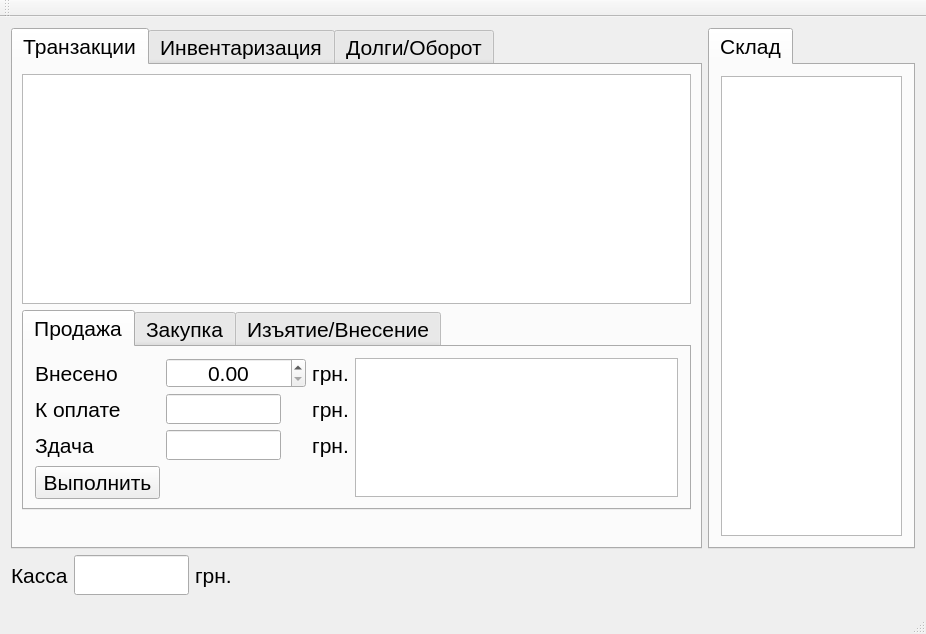
Above: bar/bar.ui from SergMaruda/bar before the change. Below: the same form after it.
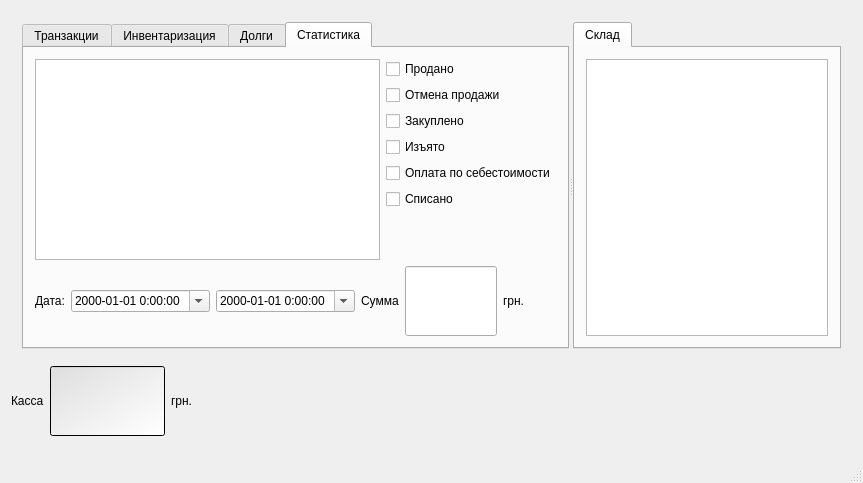
That is the form after the change. The open tabs and pages were chosen to show the change. Icons and pictures are not drawn. Custom widgets are drawn as their Qt base class.

Commit message: -DB updated with icons -

Diff of the .ui file:
```diff
--- a/bar/bar.ui
+++ b/bar/bar.ui
@@ -6,15 +6,10 @@
    <rect>
     <x>0</x>
     <y>0</y>
-    <width>926</width>
-    <height>634</height>
+    <width>863</width>
+    <height>483</height>
    </rect>
   </property>
-  <property name="font">
-   <font>
-    <pointsize>16</pointsize>
-   </font>
-  </property>
   <property name="windowTitle">
    <string>Система управления финансами Бара &quot;OverTime&quot; v2.0 (c) 2014</string>
   </property>
@@ -22,24 +17,32 @@
    <iconset>
     <normaloff>Resources/favicon.ico</normaloff>Resources/favicon.ico</iconset>
   </property>
+  <property name="styleSheet">
+   <string notr="true">icon-size: 64px 64px;</string>
+  </property>
   <widget class="QWidget" name="centralWidget">
-   <layout class="QGridLayout" name="gridLayout_5">
-    <item row="0" column="0">
+   <property name="sizePolicy">
+    <sizepolicy hsizetype="Preferred" vsizetype="Preferred">
+     <horstretch>0</horstretch>
+     <verstretch>0</verstretch>
+    </sizepolicy>
+   </property>
+   <layout class="QVBoxLayout" name="verticalLayout_3" stretch="1,0">
+    <item>
+     <widget class="QWidget" name="widget_3" native="true">
+      <layout class="QHBoxLayout" name="horizontalLayout_9">
+       <item>
+        <widget class="QSplitter" name="splitter">
+         <property name="orientation">
+          <enum>Qt::Horizontal</enum>
+         </property>
      <widget class="QTabWidget" name="tabWidgetMain">
       <property name="minimumSize">
        <size>
-        <width>0</width>
-        <height>500</height>
-       </size>
-      </property>
-      <property name="font">
-       <font>
-        <pointsize>16</pointsize>
-       </font>
-      </property>
-      <property name="styleSheet">
-       <string notr="true"/>
-      </property>
+            <width>20</width>
+            <height>20</height>
+           </size>
+          </property>
       <property name="currentIndex">
        <number>2</number>
       </property>
@@ -62,11 +65,6 @@
         </property>
         <item>
          <widget class="QTableView" name="tableViewTransactions">
-          <property name="font">
-           <font>
-            <pointsize>16</pointsize>
-           </font>
-          </property>
           <property name="styleSheet">
            <string notr="true">selection-background-color: qlineargradient(x1: 0, y1: 0, x2: 0.5, y2: 0.5,
                                  stop: 0 rgb(255, 159, 25), stop: 1 green);
@@ -99,8 +97,8 @@
           </property>
           <property name="minimumSize">
            <size>
-            <width>0</width>
-            <height>0</height>
+                <width>20</width>
+                <height>20</height>
            </size>
           </property>
           <property name="maximumSize">
@@ -125,14 +123,6 @@
                 <height>16777215</height>
                </size>
               </property>
-              <property name="font">
-               <font>
-                <pointsize>16</pointsize>
-               </font>
-              </property>
-              <property name="styleSheet">
-               <string notr="true">border-color: rgb(255, 190, 98);</string>
-              </property>
               <property name="alignment">
                <set>Qt::AlignCenter</set>
               </property>
@@ -168,11 +158,6 @@
                 <height>16777215</height>
                </size>
               </property>
-              <property name="font">
-               <font>
-                <pointsize>16</pointsize>
-               </font>
-              </property>
               <property name="text">
                <string>К оплате</string>
               </property>
@@ -192,11 +177,6 @@
                 <height>16777215</height>
                </size>
               </property>
-              <property name="font">
-               <font>
-                <pointsize>16</pointsize>
-               </font>
-              </property>
               <property name="text">
                <string>Внесено</string>
               </property>
@@ -206,8 +186,8 @@
              <widget class="QDoubleSpinBox" name="doubleSpinBoxCustomerCash">
               <property name="minimumSize">
                <size>
-                <width>140</width>
-                <height>0</height>
+                    <width>20</width>
+                    <height>20</height>
                </size>
               </property>
               <property name="maximumSize">
@@ -216,11 +196,6 @@
                 <height>16777215</height>
                </size>
               </property>
-              <property name="font">
-               <font>
-                <pointsize>16</pointsize>
-               </font>
-              </property>
               <property name="alignment">
                <set>Qt::AlignCenter</set>
               </property>
@@ -243,11 +218,6 @@
                 <height>16777215</height>
                </size>
               </property>
-              <property name="font">
-               <font>
-                <pointsize>16</pointsize>
-               </font>
-              </property>
               <property name="text">
                <string>Здача</string>
               </property>
@@ -267,11 +237,6 @@
                 <height>16777215</height>
                </size>
               </property>
-              <property name="font">
-               <font>
-                <pointsize>16</pointsize>
-               </font>
-              </property>
               <property name="text">
                <string>Выполнить</string>
               </property>
@@ -285,11 +250,6 @@
                 <height>16777215</height>
                </size>
               </property>
-              <property name="font">
-               <font>
-                <pointsize>16</pointsize>
-               </font>
-              </property>
               <property name="alignment">
                <set>Qt::AlignCenter</set>
               </property>
@@ -300,11 +260,6 @@
             </item>
             <item row="1" column="2">
              <widget class="QLabel" name="label_8">
-              <property name="font">
-               <font>
-                <pointsize>16</pointsize>
-               </font>
-              </property>
               <property name="text">
                <string>грн.</string>
               </property>
@@ -315,11 +270,6 @@
             </item>
             <item row="2" column="2">
              <widget class="QLabel" name="label_9">
-              <property name="font">
-               <font>
-                <pointsize>16</pointsize>
-               </font>
-              </property>
               <property name="text">
                <string>грн.</string>
               </property>
@@ -330,11 +280,6 @@
             </item>
             <item row="3" column="2">
              <widget class="QLabel" name="label_10">
-              <property name="font">
-               <font>
-                <pointsize>16</pointsize>
-               </font>
-              </property>
               <property name="text">
                <string>грн.</string>
               </property>
@@ -783,7 +728,7 @@
       </widget>
       <widget class="QWidget" name="tab_5">
        <attribute name="title">
-        <string>Долги/Оборот</string>
+            <string>Долги</string>
        </attribute>
        <layout class="QHBoxLayout" name="horizontalLayout_6">
         <item>
@@ -835,55 +780,64 @@
           </layout>
          </widget>
         </item>
+           </layout>
+          </widget>
+          <widget class="QWidget" name="tab_6">
+           <attribute name="title">
+            <string>Статистика</string>
+           </attribute>
+           <layout class="QVBoxLayout" name="verticalLayout_6">
         <item>
-         <widget class="QGroupBox" name="groupBox_4">
-          <property name="title">
-           <string>Оборот</string>
-          </property>
-          <layout class="QVBoxLayout" name="verticalLayout_3">
+             <layout class="QHBoxLayout" name="horizontalLayout_7">
+              <item>
+               <widget class="QTableView" name="tableViewStatistic"/>
+              </item>
+              <item>
+               <layout class="QVBoxLayout" name="verticalLayout_5">
+                <item>
+                 <widget class="QCheckBox" name="checkBoxSold">
+                  <property name="text">
+                   <string>Продано</string>
+                  </property>
+                 </widget>
+                </item>
            <item>
-            <widget class="QLabel" name="label_16">
+                 <widget class="QCheckBox" name="checkBoxCancelOrder">
              <property name="text">
-              <string>Начало</string>
+                   <string>Отмена продажи</string>
              </property>
             </widget>
            </item>
            <item>
-            <widget class="QDateTimeEdit" name="dateTimeEditBegin">
-             <property name="displayFormat">
-              <string>yyyy-MM-dd H:mm:ss</string>
-             </property>
-             <property name="calendarPopup">
-              <bool>true</bool>
-             </property>
+                 <widget class="QCheckBox" name="checkBoxBought">
+                  <property name="text">
+                   <string>Закуплено</string>
+                  </property>
             </widget>
            </item>
            <item>
-            <widget class="QLabel" name="label_17">
+                 <widget class="QCheckBox" name="checkBoxWithDraw">
              <property name="text">
-              <string>Конец</string>
+                   <string>Изъято</string>
              </property>
             </widget>
            </item>
            <item>
-            <widget class="QDateTimeEdit" name="dateTimeEditEnd">
-             <property name="displayFormat">
-              <string>yyyy-MM-dd H:mm:ss</string>
-             </property>
-             <property name="calendarPopup">
-              <bool>true</bool>
-             </property>
+                 <widget class="QCheckBox" name="checkBoxCost">
+                  <property name="text">
+                   <string>Оплата по себестоимости</string>
+                  </property>
             </widget>
            </item>
            <item>
-            <widget class="QLineEdit" name="lineEditTotal">
-             <property name="readOnly">
-              <bool>true</bool>
+                 <widget class="QCheckBox" name="checkBoxWrittenOff">
+                  <property name="text">
+                   <string>Списано</string>
              </property>
             </widget>
            </item>
            <item>
-            <spacer name="verticalSpacer_3">
+                 <spacer name="verticalSpacer_4">
              <property name="orientation">
               <enum>Qt::Vertical</enum>
              </property>
@@ -896,28 +850,87 @@
             </spacer>
            </item>
           </layout>
-         </widget>
-        </item>
-       </layout>
-      </widget>
-     </widget>
-    </item>
-    <item row="0" column="1">
+              </item>
+             </layout>
+            </item>
+            <item>
+             <layout class="QHBoxLayout" name="horizontalLayout_8">
+              <item>
+               <widget class="QLabel" name="label_19">
+                <property name="text">
+                 <string>Дата:</string>
+                </property>
+               </widget>
+              </item>
+              <item>
+               <widget class="QDateTimeEdit" name="dateTimeEditStatFrom">
+                <property name="displayFormat">
+                 <string>yyyy-MM-dd H:mm:ss</string>
+                </property>
+                <property name="calendarPopup">
+                 <bool>true</bool>
+                </property>
+               </widget>
+              </item>
+              <item>
+               <widget class="QDateTimeEdit" name="dateTimeEditStatTo">
+                <property name="displayFormat">
+                 <string>yyyy-MM-dd H:mm:ss</string>
+                </property>
+                <property name="calendarPopup">
+                 <bool>true</bool>
+                </property>
+               </widget>
+              </item>
+              <item>
+               <widget class="QLabel" name="label_18">
+                <property name="text">
+                 <string>Сумма</string>
+                </property>
+               </widget>
+              </item>
+              <item>
+               <widget class="QLineEdit" name="lineEditStatSum">
+                <property name="maximumSize">
+                 <size>
+                  <width>100</width>
+                  <height>16777215</height>
+                 </size>
+                </property>
+               </widget>
+              </item>
+              <item>
+               <widget class="QLabel" name="label_20">
+                <property name="text">
+                 <string>грн.</string>
+                </property>
+               </widget>
+              </item>
+              <item>
+               <spacer name="horizontalSpacer_6">
+                <property name="orientation">
+                 <enum>Qt::Horizontal</enum>
+                </property>
+                <property name="sizeHint" stdset="0">
+                 <size>
+                  <width>40</width>
+                  <height>20</height>
+                 </size>
+                </property>
+               </spacer>
+              </item>
+             </layout>
+            </item>
+           </layout>
+          </widget>
+         </widget>
      <widget class="QTabWidget" name="tabWidget">
       <property name="maximumSize">
        <size>
-        <width>630</width>
+            <width>16777215</width>
         <height>16777215</height>
        </size>
       </property>
-      <property name="font">
-       <font>
-        <pointsize>16</pointsize>
-       </font>
-      </property>
-      <property name="styleSheet">
-       <string notr="true">font: 16pt &quot;MS Shell Dlg 2&quot;;</string>
-      </property>
       <property name="currentIndex">
        <number>0</number>
       </property>
@@ -930,25 +943,16 @@
          <widget class="QTableView" name="tableViewGood">
           <property name="minimumSize">
            <size>
-            <width>0</width>
-            <height>0</height>
+                <width>20</width>
+                <height>20</height>
            </size>
           </property>
           <property name="maximumSize">
            <size>
-            <width>600</width>
+                <width>16777215</width>
             <height>16777215</height>
            </size>
           </property>
-          <property name="font">
-           <font>
-            <family>MS Shell Dlg 2</family>
-            <pointsize>16</pointsize>
-            <weight>50</weight>
-            <italic>false</italic>
-            <bold>false</bold>
-           </font>
-          </property>
           <property name="mouseTracking">
            <bool>true</bool>
           </property>
@@ -972,9 +976,16 @@
        </layout>
       </widget>
      </widget>
-    </item>
-    <item row="1" column="0">
-     <layout class="QHBoxLayout" name="horizontalLayout">
+        </widget>
+       </item>
+      </layout>
+     </widget>
+    </item>
+    <item>
+     <layout class="QHBoxLayout" name="horizontalLayout" stretch="0,4,0,4">
+      <property name="sizeConstraint">
+       <enum>QLayout::SetDefaultConstraint</enum>
+      </property>
       <property name="rightMargin">
        <number>6</number>
       </property>
@@ -983,11 +994,6 @@
       </property>
       <item>
        <widget class="QLabel" name="label_4">
-        <property name="font">
-         <font>
-          <pointsize>16</pointsize>
-         </font>
-        </property>
         <property name="text">
          <string>Касса</string>
         </property>
@@ -995,10 +1001,16 @@
       </item>
       <item>
        <widget class="QLineEdit" name="lineEditCash">
+        <property name="sizePolicy">
+         <sizepolicy hsizetype="Expanding" vsizetype="Expanding">
+          <horstretch>0</horstretch>
+          <verstretch>0</verstretch>
+         </sizepolicy>
+        </property>
         <property name="minimumSize">
          <size>
           <width>0</width>
-          <height>40</height>
+          <height>0</height>
          </size>
         </property>
         <property name="maximumSize">
@@ -1019,6 +1031,26 @@
              </color>
             </brush>
            </colorrole>
+           <colorrole role="Button">
+            <brush brushstyle="LinearGradientPattern">
+             <gradient startx="0.000000000000000" starty="0.000000000000000" endx="1.000000000000000" endy="1.000000000000000" type="LinearGradient" spread="PadSpread" coordinatemode="ObjectBoundingMode">
+              <gradientstop position="0.000000000000000">
+               <color alpha="255">
+                <red>222</red>
+                <green>222</green>
+                <blue>222</blue>
+               </color>
+              </gradientstop>
+              <gradientstop position="1.000000000000000">
+               <color alpha="255">
+                <red>255</red>
+                <green>255</green>
+                <blue>255</blue>
+               </color>
+              </gradientstop>
+             </gradient>
+            </brush>
+           </colorrole>
            <colorrole role="Text">
             <brush brushstyle="SolidPattern">
              <color alpha="255">
@@ -1037,6 +1069,64 @@
              </color>
             </brush>
            </colorrole>
+           <colorrole role="Base">
+            <brush brushstyle="LinearGradientPattern">
+             <gradient startx="0.000000000000000" starty="0.000000000000000" endx="1.000000000000000" endy="1.000000000000000" type="LinearGradient" spread="PadSpread" coordinatemode="ObjectBoundingMode">
+              <gradientstop position="0.000000000000000">
+               <color alpha="255">
+                <red>222</red>
+                <green>222</green>
+                <blue>222</blue>
+               </color>
+              </gradientstop>
+              <gradientstop position="1.000000000000000">
+               <color alpha="255">
+                <red>255</red>
+                <green>255</green>
+                <blue>255</blue>
+               </color>
+              </gradientstop>
+             </gradient>
+            </brush>
+           </colorrole>
+           <colorrole role="Window">
+            <brush brushstyle="LinearGradientPattern">
+             <gradient startx="0.000000000000000" starty="0.000000000000000" endx="1.000000000000000" endy="1.000000000000000" type="LinearGradient" spread="PadSpread" coordinatemode="ObjectBoundingMode">
+              <gradientstop position="0.000000000000000">
+               <color alpha="255">
+                <red>222</red>
+                <green>222</green>
+                <blue>222</blue>
+               </color>
+              </gradientstop>
+              <gradientstop position="1.000000000000000">
+               <color alpha="255">
+                <red>255</red>
+                <green>255</green>
+                <blue>255</blue>
+               </color>
+              </gradientstop>
+             </gradient>
+            </brush>
+           </colorrole>
+           <colorrole role="Highlight">
+            <brush brushstyle="SolidPattern">
+             <color alpha="255">
+              <red>162</red>
+              <green>162</green>
+              <blue>162</blue>
+             </color>
+            </brush>
+           </colorrole>
+           <colorrole role="HighlightedText">
+            <brush brushstyle="SolidPattern">
+             <color alpha="255">
+              <red>0</red>
+              <green>0</green>
+              <blue>0</blue>
+             </color>
+            </brush>
+           </colorrole>
           </active>
           <inactive>
            <colorrole role="WindowText">
@@ -1048,6 +1138,26 @@
              </color>
             </brush>
            </colorrole>
+           <colorrole role="Button">
+            <brush brushstyle="LinearGradientPattern">
+             <gradient startx="0.000000000000000" starty="0.000000000000000" endx="1.000000000000000" endy="1.000000000000000" type="LinearGradient" spread="PadSpread" coordinatemode="ObjectBoundingMode">
+              <gradientstop position="0.000000000000000">
+               <color alpha="255">
+                <red>222</red>
+                <green>222</green>
+                <blue>222</blue>
+               </color>
+              </gradientstop>
+              <gradientstop position="1.000000000000000">
+               <color alpha="255">
+                <red>255</red>
+                <green>255</green>
+                <blue>255</blue>
+               </color>
+              </gradientstop>
+             </gradient>
+            </brush>
+           </colorrole>
            <colorrole role="Text">
             <brush brushstyle="SolidPattern">
              <color alpha="255">
@@ -1066,6 +1176,64 @@
              </color>
             </brush>
            </colorrole>
+           <colorrole role="Base">
+            <brush brushstyle="LinearGradientPattern">
+             <gradient startx="0.000000000000000" starty="0.000000000000000" endx="1.000000000000000" endy="1.000000000000000" type="LinearGradient" spread="PadSpread" coordinatemode="ObjectBoundingMode">
+              <gradientstop position="0.000000000000000">
+               <color alpha="255">
+                <red>222</red>
+                <green>222</green>
+                <blue>222</blue>
+               </color>
+              </gradientstop>
+              <gradientstop position="1.000000000000000">
+               <color alpha="255">
+                <red>255</red>
+                <green>255</green>
+                <blue>255</blue>
+               </color>
+              </gradientstop>
+             </gradient>
+            </brush>
+           </colorrole>
+           <colorrole role="Window">
+            <brush brushstyle="LinearGradientPattern">
+             <gradient startx="0.000000000000000" starty="0.000000000000000" endx="1.000000000000000" endy="1.000000000000000" type="LinearGradient" spread="PadSpread" coordinatemode="ObjectBoundingMode">
+              <gradientstop position="0.000000000000000">
+               <color alpha="255">
+                <red>222</red>
+                <green>222</green>
+                <blue>222</blue>
+               </color>
+              </gradientstop>
+              <gradientstop position="1.000000000000000">
+               <color alpha="255">
+                <red>255</red>
+                <green>255</green>
+                <blue>255</blue>
+               </color>
+              </gradientstop>
+             </gradient>
+            </brush>
+           </colorrole>
+           <colorrole role="Highlight">
+            <brush brushstyle="SolidPattern">
+             <color alpha="255">
+              <red>162</red>
+              <green>162</green>
+              <blue>162</blue>
+             </color>
+            </brush>
+           </colorrole>
+           <colorrole role="HighlightedText">
+            <brush brushstyle="SolidPattern">
+             <color alpha="255">
+              <red>0</red>
+              <green>0</green>
+              <blue>0</blue>
+             </color>
+            </brush>
+           </colorrole>
           </inactive>
           <disabled>
            <colorrole role="WindowText">
@@ -1077,6 +1245,26 @@
              </color>
             </brush>
            </colorrole>
+           <colorrole role="Button">
+            <brush brushstyle="LinearGradientPattern">
+             <gradient startx="0.000000000000000" starty="0.000000000000000" endx="1.000000000000000" endy="1.000000000000000" type="LinearGradient" spread="PadSpread" coordinatemode="ObjectBoundingMode">
+              <gradientstop position="0.000000000000000">
+               <color alpha="255">
+                <red>222</red>
+                <green>222</green>
+                <blue>222</blue>
+               </color>
+              </gradientstop>
+              <gradientstop position="1.000000000000000">
+               <color alpha="255">
+                <red>255</red>
+                <green>255</green>
+                <blue>255</blue>
+               </color>
+              </gradientstop>
+             </gradient>
+            </brush>
+           </colorrole>
            <colorrole role="Text">
             <brush brushstyle="SolidPattern">
              <color alpha="255">
@@ -1095,14 +1283,74 @@
              </color>
             </brush>
            </colorrole>
+           <colorrole role="Base">
+            <brush brushstyle="LinearGradientPattern">
+             <gradient startx="0.000000000000000" starty="0.000000000000000" endx="1.000000000000000" endy="1.000000000000000" type="LinearGradient" spread="PadSpread" coordinatemode="ObjectBoundingMode">
+              <gradientstop position="0.000000000000000">
+               <color alpha="255">
+                <red>222</red>
+                <green>222</green>
+                <blue>222</blue>
+               </color>
+              </gradientstop>
+              <gradientstop position="1.000000000000000">
+               <color alpha="255">
+                <red>255</red>
+                <green>255</green>
+                <blue>255</blue>
+               </color>
+              </gradientstop>
+             </gradient>
+            </brush>
+           </colorrole>
+           <colorrole role="Window">
+            <brush brushstyle="LinearGradientPattern">
+             <gradient startx="0.000000000000000" starty="0.000000000000000" endx="1.000000000000000" endy="1.000000000000000" type="LinearGradient" spread="PadSpread" coordinatemode="ObjectBoundingMode">
+              <gradientstop position="0.000000000000000">
+               <color alpha="255">
+                <red>222</red>
+                <green>222</green>
+                <blue>222</blue>
+               </color>
+              </gradientstop>
+              <gradientstop position="1.000000000000000">
+               <color alpha="255">
+                <red>255</red>
+                <green>255</green>
+                <blue>255</blue>
+               </color>
+              </gradientstop>
+             </gradient>
+            </brush>
+           </colorrole>
+           <colorrole role="Highlight">
+            <brush brushstyle="SolidPattern">
+             <color alpha="255">
+              <red>162</red>
+              <green>162</green>
+              <blue>162</blue>
+             </color>
+            </brush>
+           </colorrole>
+           <colorrole role="HighlightedText">
+            <brush brushstyle="SolidPattern">
+             <color alpha="255">
+              <red>0</red>
+              <green>0</green>
+              <blue>0</blue>
+             </color>
+            </brush>
+           </colorrole>
           </disabled>
          </palette>
         </property>
         <property name="font">
          <font>
-          <pointsize>16</pointsize>
-          <weight>75</weight>
-          <bold>true</bold>
+          <family>MS Shell Dlg 2</family>
+          <pointsize>14</pointsize>
+          <weight>50</weight>
+          <italic>false</italic>
+          <bold>false</bold>
          </font>
         </property>
         <property name="styleSheet">
@@ -1141,28 +1389,14 @@
     </item>
    </layout>
   </widget>
-  <widget class="QMenuBar" name="menuBar">
-   <property name="geometry">
-    <rect>
-     <x>0</x>
-     <y>0</y>
-     <width>926</width>
-     <height>21</height>
-    </rect>
-   </property>
-  </widget>
-  <widget class="QToolBar" name="mainToolBar">
-   <attribute name="toolBarArea">
-    <enum>TopToolBarArea</enum>
-   </attribute>
-   <attribute name="toolBarBreak">
-    <bool>false</bool>
-   </attribute>
-  </widget>
   <widget class="QStatusBar" name="statusBar">
    <property name="font">
     <font>
-     <pointsize>10</pointsize>
+     <family>MS Shell Dlg 2</family>
+     <pointsize>16</pointsize>
+     <weight>50</weight>
+     <italic>false</italic>
+     <bold>false</bold>
     </font>
    </property>
   </widget>
@@ -1195,6 +1429,11 @@
    <extends>QTableView</extends>
    <header>qtableviewcheckview.h</header>
   </customwidget>
+  <customwidget>
+   <class>QTableViewGoodsStore</class>
+   <extends>QTableView</extends>
+   <header>QTableViewGoodsStore.h</header>
+  </customwidget>
  </customwidgets>
  <resources>
   <include location="bar.qrc"/>
```
Left out of the diff: 218 changed lines with no effect on the pictures. Lines whose indentation alone changed are shown as unchanged. The commit also changes 31 other files.
